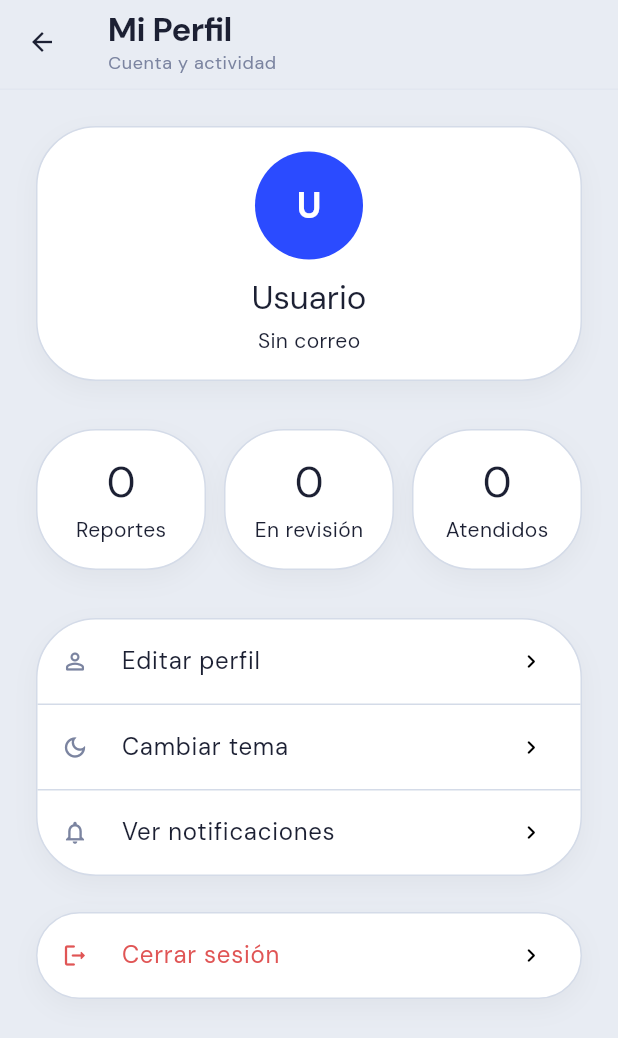
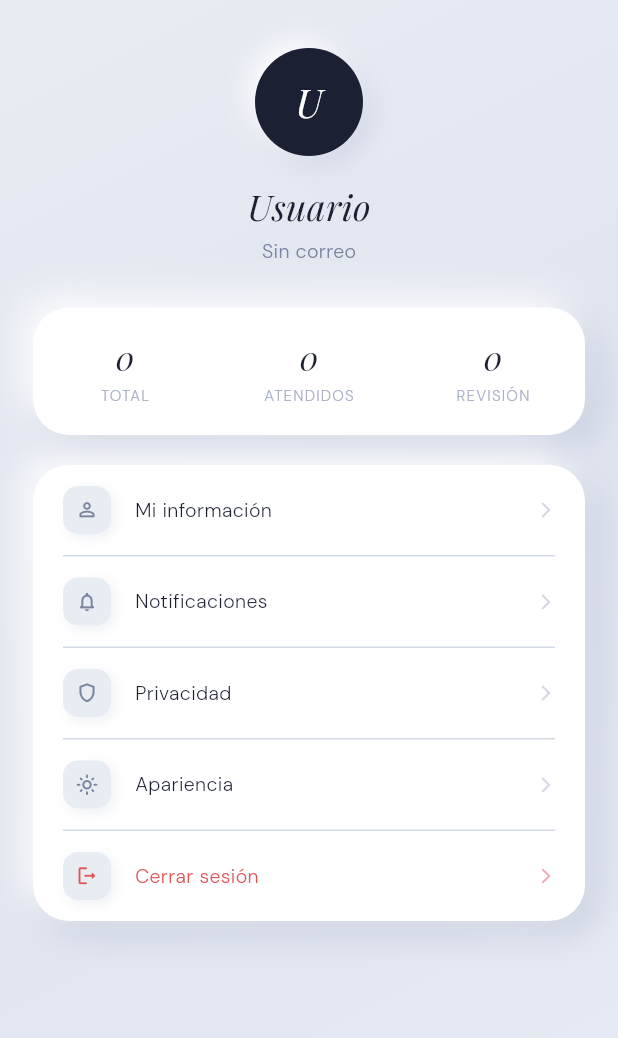
Before and after one commit to Diego2004-max/reportes_ai, a Flutter app: the ProfileScreen screen opened directly, on a phone screen of 412 x 824 dp. Shown: the top 1038 px of the screen. Run offline on Flutter 3.47's test engine with Material 3 defaults, Android fonts, the phone set to English and light mode, and no system bars; our stand-ins replace cross_file, flutter_riverpod, geocoding, geolocator, go_router, google_fonts and 6 more; missing offline and left inert: record; accounts and stored records are empty.

Commit message:
feat: redesign profile — dark UserAvatar, Playfair name, ProfileStat row, MenuItem list

```diff
--- a/lib/features/profile/presentation/screens/profile_screen.dart
+++ b/lib/features/profile/presentation/screens/profile_screen.dart
@@ -1,14 +1,12 @@
 import 'package:flutter/material.dart';
 import 'package:flutter_riverpod/flutter_riverpod.dart';
 import 'package:go_router/go_router.dart';
+import 'package:google_fonts/google_fonts.dart';
 
 import 'package:reportes_ai/app/router/app_router.dart';
 import 'package:reportes_ai/app/theme/app_colors.dart';
-import 'package:reportes_ai/app/theme/app_spacing.dart';
-import 'package:reportes_ai/features/notifications/presentation/screens/notifications_screen.dart';
 import 'package:reportes_ai/features/profile/presentation/screens/edit_profile_screen.dart';
-import 'package:reportes_ai/shared/widgets/app_card.dart';
-import 'package:reportes_ai/shared/widgets/custom_app_bar.dart';
+import 'package:reportes_ai/shared/widgets/shared_widgets.dart';
 import 'package:reportes_ai/state/report_provider.dart';
 import 'package:reportes_ai/state/session_provider.dart';
 import 'package:reportes_ai/state/theme_provider.dart';
@@ -20,191 +18,106 @@ class ProfileScreen extends ConsumerWidget {
   Widget build(BuildContext context, WidgetRef ref) {
     final session = ref.watch(sessionProvider);
     final statsAsync = ref.watch(userReportStatsProvider);
+    final initials = (session.userName?.isNotEmpty ?? false)
+        ? session.userName!.substring(0, 1).toUpperCase()
+        : 'U';
 
     return Scaffold(
-      backgroundColor: AppColors.background,
-      appBar: const CustomAppBar(
-        title: 'Mi Perfil',
-        subtitle: 'Cuenta y actividad',
-      ),
-      body: ListView(
-        padding: const EdgeInsets.all(AppSpacing.screenH),
+      backgroundColor: AppColors.bg,
+      body: AppBackground(
+        child: SafeArea(
+          child: ListView(
+            padding: const EdgeInsets.symmetric(horizontal: 22),
             children: [
-          AppCard(
-            child: Column(
-              children: [
-                CircleAvatar(
-                  radius: 36,
-                  backgroundColor: AppColors.primary,
+              const SizedBox(height: 32),
+              Center(child: UserAvatar(initials: initials, size: 72)),
+              const SizedBox(height: 16),
+              Center(
                 child: Text(
-                    (session.userName?.isNotEmpty ?? false)
-                        ? session.userName!.substring(0, 1).toUpperCase()
-                        : 'U',
-                    style: const TextStyle(
-                      color: Colors.white,
+                  session.userName ?? 'Usuario',
+                  style: GoogleFonts.playfairDisplay(
                     fontSize: 24,
-                      fontWeight: FontWeight.w700,
+                    fontWeight: FontWeight.w400,
+                    fontStyle: FontStyle.italic,
+                    color: AppColors.text,
                   ),
                 ),
               ),
-                const SizedBox(height: AppSpacing.md),
-                Text(
-                  session.userName ?? 'Usuario',
-                  style: Theme.of(context).textTheme.titleLarge,
+              const SizedBox(height: 4),
+              Center(
+                child: Text(
+                  session.email ?? 'Sin correo',
+                  style: GoogleFonts.dmSans(
+                    fontSize: 13,
+                    fontWeight: FontWeight.w300,
+                    color: AppColors.muted,
                   ),
-                const SizedBox(height: AppSpacing.xs),
-                Text(
-                  session.email ?? 'Sin correo',
-                  style: Theme.of(context).textTheme.bodyMedium,
                 ),
+              ),
+              const SizedBox(height: 28),
+              statsAsync.when(
+                loading: () => const SizedBox.shrink(),
+                error: (_, __) => const SizedBox.shrink(),
+                data: (stats) => AppCard(
+                  radius: 24,
+                  padding: const EdgeInsets.symmetric(vertical: 20),
+                  child: Row(
+                    children: [
+                      ProfileStat(value: '${stats.total}', label: 'Total'),
+                      ProfileStat(value: '${stats.attended}', label: 'Atendidos'),
+                      ProfileStat(value: '${stats.reviewing}', label: 'Revisión'),
                     ],
                   ),
                 ),
-          const SizedBox(height: AppSpacing.xxl),
-          statsAsync.when(
-            loading: () => const SizedBox.shrink(),
-            error: (error, stackTrace) => Text(error.toString()),
-            data: (stats) {
-              return Row(
-                children: [
-                  Expanded(
-                    child: _ProfileStatTile(
-                      label: 'Reportes',
-                      value: '${stats.total}',
               ),
-                  ),
-                  const SizedBox(width: AppSpacing.md),
-                  Expanded(
-                    child: _ProfileStatTile(
-                      label: 'En revisión',
-                      value: '${stats.reviewing}',
-                    ),
-                  ),
-                  const SizedBox(width: AppSpacing.md),
-                  Expanded(
-                    child: _ProfileStatTile(
-                      label: 'Atendidos',
-                      value: '${stats.attended}',
-                    ),
-                  ),
-                ],
-              );
-            },
-          ),
-          const SizedBox(height: AppSpacing.xxl),
+              const SizedBox(height: 20),
               AppCard(
+                radius: 24,
                 padding: EdgeInsets.zero,
                 child: Column(
                   children: [
-                _ActionTile(
+                    MenuItem(
                       icon: Icons.person_outline_rounded,
-                  title: 'Editar perfil',
-                  onTap: () {
-                    Navigator.push(
+                      label: 'Mi información',
+                      onTap: () => Navigator.push(
                         context,
-                      MaterialPageRoute(
-                        builder: (_) => const EditProfileScreen(),
+                        MaterialPageRoute(builder: (_) => const EditProfileScreen()),
                       ),
-                    );
-                  },
                     ),
-                const Divider(height: 1),
-                _ActionTile(
-                  icon: Icons.dark_mode_outlined,
-                  title: 'Cambiar tema',
+                    MenuItem(
+                      icon: Icons.notifications_none_rounded,
+                      label: 'Notificaciones',
+                      onTap: () {},
+                    ),
+                    MenuItem(
+                      icon: Icons.shield_outlined,
+                      label: 'Privacidad',
+                      onTap: () {},
+                    ),
+                    MenuItem(
+                      icon: Icons.light_mode_outlined,
+                      label: 'Apariencia',
+                      onTap: () async => ref.read(themeProvider.notifier).toggleLightDark(),
+                    ),
+                    MenuItem(
+                      icon: Icons.logout_rounded,
+                      label: 'Cerrar sesión',
+                      iconColor: AppColors.error,
+                      labelColor: AppColors.error,
+                      showDivider: false,
                       onTap: () async {
-                    await ref.read(themeProvider.notifier).toggleLightDark();
-                  },
-                ),
-                const Divider(height: 1),
-                _ActionTile(
-                  icon: Icons.notifications_outlined,
-                  title: 'Ver notificaciones',
-                  onTap: () {
-                    Navigator.push(
-                      context,
-                      MaterialPageRoute(
-                        builder: (_) => const NotificationsScreen(),
-                      ),
-                    );
+                        await ref.read(sessionProvider.notifier).clearSession();
+                        if (context.mounted) context.go(AppRoutes.login);
                       },
                     ),
                   ],
                 ),
               ),
-          const SizedBox(height: AppSpacing.xl),
-          AppCard(
-            padding: EdgeInsets.zero,
-            child: _ActionTile(
-              icon: Icons.logout_rounded,
-              title: 'Cerrar sesión',
-              iconColor: AppColors.error,
-              textColor: AppColors.error,
-              onTap: () async {
-                await ref.read(sessionProvider.notifier).clearSession();
-                if (context.mounted) {
-                  context.go(AppRoutes.login);
-                }
-              },
+              const SizedBox(height: 32),
+            ],
           ),
         ),
-        ],
       ),
     );
   }
 }
-
-class _ProfileStatTile extends StatelessWidget {
-  const _ProfileStatTile({
-    required this.label,
-    required this.value,
-  });
-
-  final String label;
-  final String value;
-
-  @override
-  Widget build(BuildContext context) {
-    return AppCard(
-      child: Column(
-        children: [
-          Text(
-            value,
-            style: Theme.of(context).textTheme.headlineMedium,
-          ),
-          const SizedBox(height: AppSpacing.xs),
-          Text(label),
-        ],
-      ),
-    );
-  }
-}
-
-class _ActionTile extends StatelessWidget {
-  const _ActionTile({
-    required this.icon,
-    required this.title,
-    required this.onTap,
-    this.iconColor,
-    this.textColor,
-  });
-
-  final IconData icon;
-  final String title;
-  final VoidCallback onTap;
-  final Color? iconColor;
-  final Color? textColor;
-
-  @override
-  Widget build(BuildContext context) {
-    return ListTile(
-      onTap: onTap,
-      leading: Icon(icon, color: iconColor ?? AppColors.textSecondary),
-      title: Text(
-        title,
-        style: TextStyle(color: textColor ?? AppColors.textPrimary),
-      ),
-      trailing: const Icon(Icons.chevron_right_rounded),
-    );
-  }
-}
```
Lines whose indentation alone changed are shown as unchanged.
